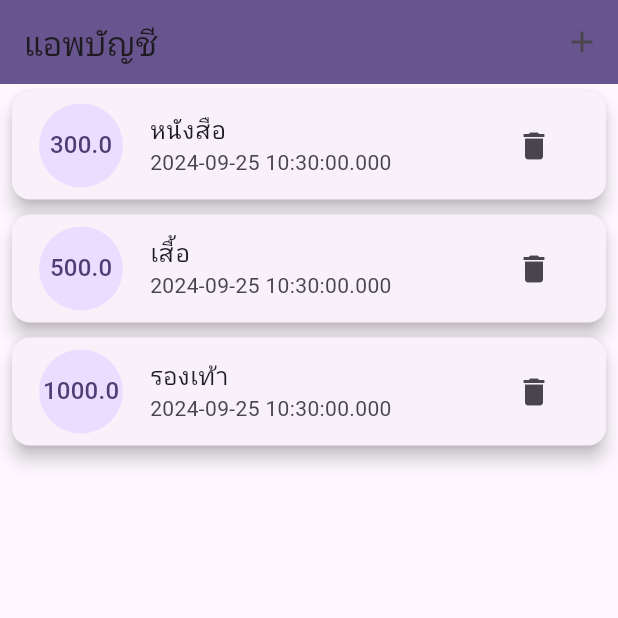
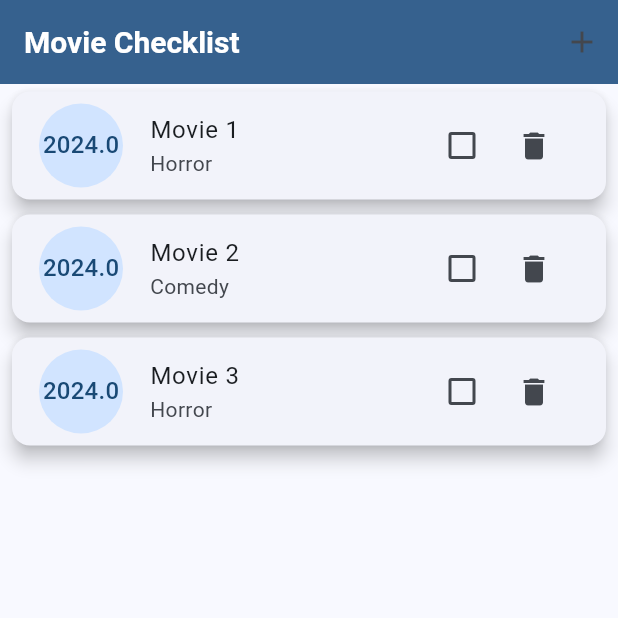
Before and after one commit to BreakingGoods/MobileApp_Project, a Flutter app: the screen it shows after launch, on a phone screen of 412 x 824 dp, the top half of it. Run offline on Flutter 3.47's test engine with Material 3 defaults, Android fonts, the phone set to English and light mode, and no system bars; our stand-ins replace sembast; missing offline and left inert: dart:ffi.

Commit message:
Check list commit

```diff
--- a/lib/main.dart
+++ b/lib/main.dart
@@ -10,7 +10,6 @@ void main() {
 class MyApp extends StatelessWidget {
   const MyApp({super.key});
 
-  // This widget is the root of your application.
   @override
   Widget build(BuildContext context) {
     return MultiProvider(
@@ -22,10 +21,12 @@ class MyApp extends StatelessWidget {
       child: MaterialApp(
         title: 'Flutter Demo',
         theme: ThemeData(
-          colorScheme: ColorScheme.fromSeed(seedColor: Colors.deepPurple),
+          colorScheme: ColorScheme.fromSeed(seedColor: Colors.blue),
           useMaterial3: true,
         ),
-        home: const MyHomePage(title: 'แอพบัญชี'),
+        home: const MyHomePage(title: 'Movie Checklist'),
+
+
       ),
     );
   }
@@ -54,7 +55,14 @@ class _MyHomePageState extends State<MyHomePage> {
     return Scaffold(
       appBar: AppBar(
         backgroundColor: Theme.of(context).colorScheme.primary,
-          title: Text(widget.title),
+        title: Text(
+          widget.title,
+          style: const TextStyle(
+            color: Colors.white,
+            fontWeight: FontWeight.bold,
+            fontSize: 20,
+          ),
+          ),
         actions: [
           IconButton(
             icon: const Icon(Icons.add),
@@ -66,37 +74,46 @@ class _MyHomePageState extends State<MyHomePage> {
           ),
         ],
       ),
-        body: Consumer(
-          builder: (context, TransactionProvider provider, Widget? child) {
+      body: Consumer<TransactionProvider>(
+        builder: (context, provider, child) {
           return ListView.builder(
             itemCount: provider.transactions.length,
             itemBuilder: (context, index) {
               return Card(
                 elevation: 5,
-                  margin:
-                      const EdgeInsets.symmetric(vertical: 5, horizontal: 8),
+                margin: const EdgeInsets.symmetric(vertical: 5, horizontal: 8),
                 child: ListTile(
                   title: Text(provider.transactions[index].title),
-                    subtitle: Text(provider.transactions[index].date.toString()),
+                  subtitle: Text(provider.transactions[index].gentr),
                   leading: CircleAvatar(
                     radius: 30,
                     child: FittedBox(
-                        child: Text('${provider.transactions[index].amount}'),
+                      child: Text('${provider.transactions[index].year}'),
                     ),
                   ),
-                    trailing: IconButton(
+                  trailing: Row(
+                    mainAxisSize: MainAxisSize.min,
+                    children: [
+                      Checkbox(
+                        value: provider.transactions[index].watched ?? false,
+                        onChanged: (bool? value) {
+                          provider.toggleWatched(index);
+                        },
+                      ),
+                      IconButton(
                         icon: const Icon(Icons.delete),
                         onPressed: () {
                           provider.deleteTransaction(index);
                         },
+                      ),
+                    ],
                   ),
                 ),
               );
             },
           );
         },
-        )
-        // This trailing comma makes auto-formatting nicer for build methods.
+      ),
     );
   }
 }
--- a/lib/models/transaction.dart
+++ b/lib/models/transaction.dart
@@ -1,13 +1,16 @@
 class Transaction {
   // final String id;
   final String title;
-  final double amount;
-  final DateTime date;
+  final double year;
+  final String gentr;
+  bool watched;
 
   Transaction({
     // required this.id,
     required this.title,
-    required this.amount,
-    required this.date,
+    required this.year,
+    required this.gentr,
+    this.watched = false,
+
   });
 }
--- a/lib/models/transactions.dart
+++ b/lib/models/transactions.dart
@@ -1,7 +1,9 @@
+import 'dart:ffi';
+
 class Transactions {
   // final String id;
   final String title;
-  final double year;
+  final Float year;
   final DateTime date;
 
 
--- a/lib/provider/transaction_provider.dart
+++ b/lib/provider/transaction_provider.dart
@@ -3,9 +3,9 @@ import 'package:account/models/transaction.dart';
 
 class TransactionProvider with ChangeNotifier {
   List<Transaction> transactions = [
-    Transaction(title: 'หนังสือ', amount: 300, date: DateTime.now()),
-    Transaction(title: 'เสื้อ', amount: 500, date: DateTime.now()),
-    Transaction(title: 'รองเท้า', amount: 1000, date: DateTime.now()),
+    Transaction(title: 'Movie 1', year: 2024,gentr: 'Horror'),
+    Transaction(title: 'Movie 2', year: 2024,gentr: 'Comedy'),
+    Transaction(title: 'Movie 3', year:2024,gentr: 'Horror'),
   ];
 
   List<Transaction> getTransaction() {
@@ -21,4 +21,14 @@ class TransactionProvider with ChangeNotifier {
     transactions.removeAt(index);
     notifyListeners();
   }
+
+  void toggleWatched(int index) {
+    transactions[index].watched = !transactions[index].watched;
+    notifyListeners();
+  }
+
+  void deleteTransactions(int index) {
+    transactions.removeAt(index);
+    notifyListeners();
+  }
 }
```
Also changed, not shown: lib/screens/form_screen.dart (+26 -9 lines). Lines whose indentation alone changed are shown as unchanged.
